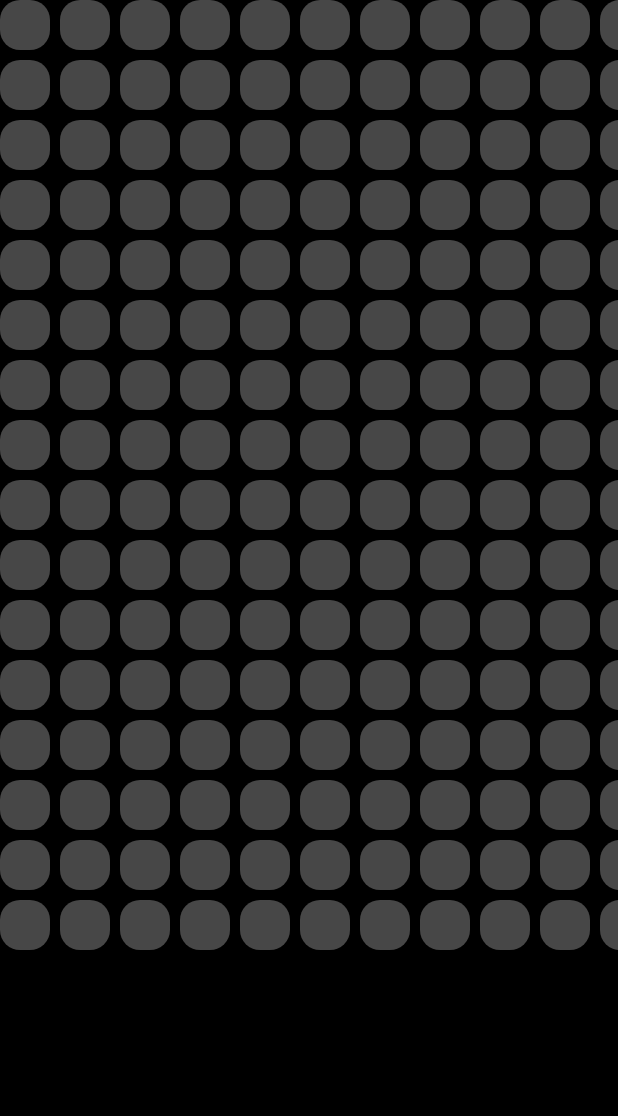
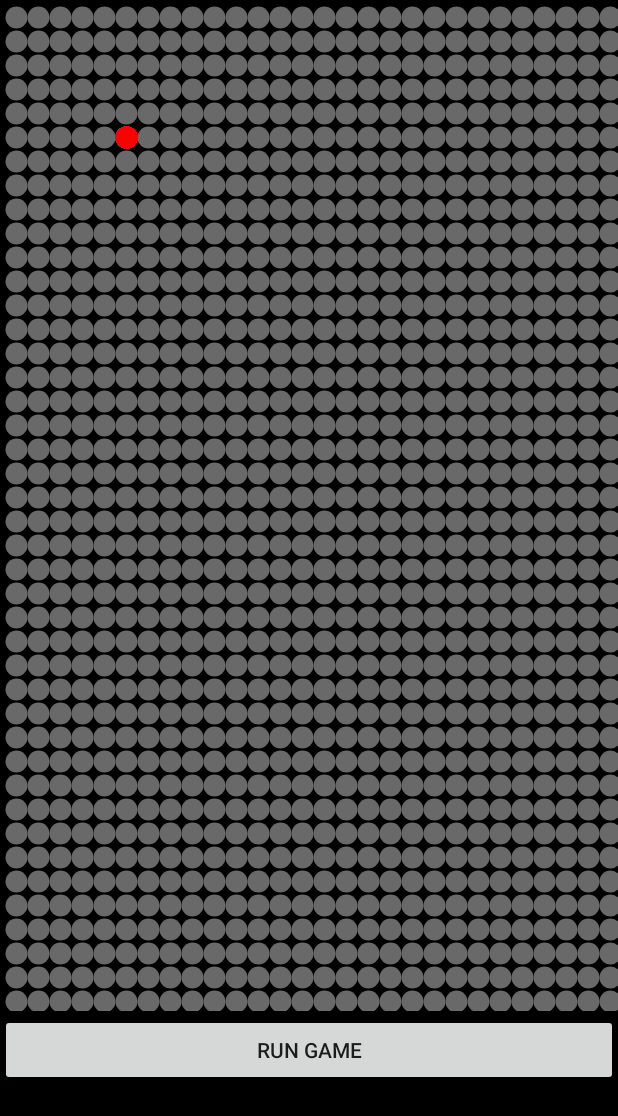
Before and after one commit to Funya1337/GeeksAndChallenges, an Android app: the fragment RetailerGameFragment shown on its own in the app's theme, on a phone screen of 412 x 824 dp. Shown: the top 1116 px of the screen. Run offline under Robolectric (Android 15) with nearby library versions, the phone set to English and light mode, and no system bars.

Commit message:
feat(game_board): update game board with coords

```diff
--- a/app/src/main/java/com/example/proj123/Fragments/RetailerEditorFragment.java
+++ b/app/src/main/java/com/example/proj123/Fragments/RetailerEditorFragment.java
@@ -9,7 +9,10 @@ import androidx.fragment.app.Fragment;
 import android.view.LayoutInflater;
 import android.view.View;
 import android.view.ViewGroup;
+import android.widget.Button;
+
 import com.example.proj123.R;
+import com.example.proj123.classes.GetDataFromEditor;
 
 import me.testica.codeeditor.Editor;
 import me.testica.codeeditor.SyntaxHighlightRule;
@@ -18,7 +21,18 @@ public class RetailerEditorFragment extends Fragment {
     @Override
     public View onCreateView(LayoutInflater inflater, ViewGroup container, Bundle savedInstanceState) {
         View rootView = inflater.inflate(R.layout.fragment_retailer_editor, container, false);
-        Editor editor = rootView.findViewById(R.id.editor);
+        final Editor editor = rootView.findViewById(R.id.editor);
+        Button sendDataBtn = rootView.findViewById(R.id.sendDataBtn);
+
+        final GetDataFromEditor getDataFromEditor = new GetDataFromEditor();
+
+        sendDataBtn.setOnClickListener(new View.OnClickListener() {
+            @Override
+            public void onClick(View view) {
+                getDataFromEditor.setCode(editor.getText());
+            }
+        });
+
         editor.setText("Hello Android");
         editor.setSyntaxHighlightRules(
                 new SyntaxHighlightRule("[0-9]*", "#00838f"),
--- a/app/src/main/java/com/example/proj123/Fragments/RetailerGameFragment.java
+++ b/app/src/main/java/com/example/proj123/Fragments/RetailerGameFragment.java
@@ -10,52 +10,41 @@ import android.os.Bundle;
 import androidx.core.content.ContextCompat;
 import androidx.fragment.app.Fragment;
 
+import android.util.Log;
 import android.view.LayoutInflater;
 import android.view.View;
 import android.view.ViewGroup;
+import android.widget.Button;
 
 import com.example.proj123.R;
+import com.example.proj123.classes.GetDataFromEditor;
+import com.example.proj123.engine.GameEngine;
+import com.example.proj123.views.SnakeView;
 
 public class RetailerGameFragment extends Fragment {
+
+    private GameEngine gameEngine;
+    private SnakeView snakeView;
+
     @Override
     public View onCreateView(LayoutInflater inflater, ViewGroup container, Bundle savedInstanceState) {
-        return new MyView(getContext());
-    }
-    public class MyView extends View
-    {
-        Paint paint = null;
-        public MyView(Context context)
-        {
-            super(context);
-            paint = new Paint();
-        }
-        @Override
-        protected void onDraw(Canvas canvas)
-        {
-            super.onDraw(canvas);
-            int x = getWidth();
-            int y = getHeight();
-            int boardRow = x / 60;
-            int boardCol = y / 60;
-            int right = 50;
-            int bottom = 50;
-            int radius = 50;
-            paint.setStyle(Paint.Style.FILL);
-            paint.setColor(Color.WHITE);
-            canvas.drawPaint(paint);
-            // Use Color.parseColor to define HTML colors
-            int color = ContextCompat.getColor(getContext(), R.color.colorFieldGrey);
-            paint.setColor(color);
-            canvas.drawColor(ContextCompat.getColor(getContext(), R.color.colorBackgroundBlack));
-            System.out.println("boardRow " + boardRow);
-            System.out.println("boardCol " + boardCol);
-            for (int i = 0; i <= x; i += 60) {
-                for (int j = 0; j <= y - 300; j += 60) {
-                    System.out.println(i);
-                    System.out.println(j);
-                    canvas.drawRoundRect((new RectF(i, j, 50 + i, 50 + j)), 20, 20, paint);
-                }
+        View rootView = inflater.inflate(R.layout.fragment_retailer_game, container, false);
+        Button redirectBtn = rootView.findViewById(R.id.redirectBtn);
+
+        final GetDataFromEditor getDataFromEditor = new GetDataFromEditor();
+
+        redirectBtn.setOnClickListener(new View.OnClickListener() {
+            @Override
+            public void onClick(View view) {
+                Log.d("Log", getDataFromEditor.getCode());
             }
-        }
+        });
+
+        gameEngine = new GameEngine();
+        gameEngine.initGame();
+        snakeView = rootView.findViewById(R.id.snakeView);
+        snakeView.setSnakeViewMap(gameEngine.getMap());
+        snakeView.invalidate();
+        return rootView;
     }
 }
--- /dev/null
+++ b/app/src/main/java/com/example/proj123/classes/Coordinate.java
@@ -0,0 +1,27 @@
+package com.example.proj123.classes;
+
+public class Coordinate {
+    private int x;
+    private int y;
+
+    public Coordinate(int x, int y) {
+        this.x = x;
+        this.y = y;
+    }
+
+    public int getX() {
+        return x;
+    }
+
+    public void setX(int x) {
+        this.x = x;
+    }
+
+    public int getY() {
+        return y;
+    }
+
+    public void setY(int y) {
+        this.y = y;
+    }
+}
--- /dev/null
+++ b/app/src/main/java/com/example/proj123/classes/GetDataFromEditor.java
@@ -0,0 +1,14 @@
+package com.example.proj123.classes;
+
+public class GetDataFromEditor {
+
+    private String code = "";
+
+    public String getCode() {
+        return code;
+    }
+
+    public void setCode(String code) {
+        this.code = code;
+    }
+}
--- /dev/null
+++ b/app/src/main/java/com/example/proj123/engine/GameEngine.java
@@ -0,0 +1,58 @@
+package com.example.proj123.engine;
+
+import com.example.proj123.classes.Coordinate;
+import com.example.proj123.enums.TileType;
+
+import java.util.ArrayList;
+import java.util.List;
+
+public class GameEngine {
+    public static final int GameWidth = 28;
+    public static final int GameHeight = 42;
+
+    private List<Coordinate> walls = new ArrayList<>();
+
+    public GameEngine()
+    {
+
+    }
+
+    public void initGame()
+    {
+        AddWalls();
+    }
+
+    public TileType[][] getMap()
+    {
+        TileType[][] map = new TileType[GameWidth][GameHeight];
+        for (int x = 0; x < GameWidth; x++)
+        {
+            for (int y = 0; y < GameHeight; y++)
+            {
+                map[x][y] = TileType.Nothing;
+            }
+        }
+        for (Coordinate wall: walls)
+        {
+            map[wall.getX()][wall.getY()] = TileType.Wall;
+        }
+        return map;
+    }
+
+    public void AddWalls()
+    {
+        // Top and bottom walls
+        for (int x = 0; x < GameWidth; x++)
+        {
+            walls.add(new Coordinate(x, 0));
+            walls.add(new Coordinate(x, GameHeight - 1));
+        }
+
+        // Left and Right walls
+        for (int y = 0; y < GameHeight; y++)
+        {
+            walls.add(new Coordinate(0, y));
+            walls.add(new Coordinate(GameWidth - 1, y));
+        }
+    }
+}
--- /dev/null
+++ b/app/src/main/java/com/example/proj123/enums/GameState.java
@@ -0,0 +1,7 @@
+package com.example.proj123.enums;
+
+public enum GameState {
+    Ready,
+    Running,
+    Lost
+}
--- /dev/null
+++ b/app/src/main/java/com/example/proj123/enums/TileType.java
@@ -0,0 +1,9 @@
+package com.example.proj123.enums;
+
+public enum TileType {
+    Nothing,
+    Wall,
+    SnakeHead,
+    SnakeTail,
+    Apple
+}
--- /dev/null
+++ b/app/src/main/java/com/example/proj123/views/SnakeView.java
@@ -0,0 +1,49 @@
+package com.example.proj123.views;
+
+import android.content.Context;
+import android.graphics.Canvas;
+import android.graphics.Color;
+import android.graphics.Paint;
+import android.util.AttributeSet;
+import android.view.View;
+
+import androidx.annotation.Nullable;
+
+import com.example.proj123.enums.TileType;
+
+public class SnakeView extends View {
+    private Paint mPaint = new Paint();
+    private TileType snakeViewMap[][];
+
+    public SnakeView(Context context, @Nullable AttributeSet attrs) {
+        super(context, attrs);
+    }
+
+    public void setSnakeViewMap(TileType[][] map) {
+        this.snakeViewMap = map;
+    }
+
+    @Override
+    protected void onDraw(Canvas canvas) {
+        super.onDraw(canvas);
+        if (snakeViewMap != null) {
+            float tileSizeX = canvas.getWidth() / snakeViewMap.length;
+            float tileSizeY = canvas.getHeight() / snakeViewMap[0].length;
+
+            float circleSize = Math.min(tileSizeX, tileSizeY) / 2;
+
+            for (int x = 0; x < snakeViewMap.length; x++) {
+                for (int y = 0; y < snakeViewMap[x].length; y++) {
+                    switch (snakeViewMap[x][y]) {
+                        case Wall:
+                            mPaint.setColor(Color.rgb(	105,105,105));
+                            break;
+                    }
+                    canvas.drawCircle(x * tileSizeX + tileSizeX / 2f + circleSize / 2, y * tileSizeY + tileSizeY / 2f + circleSize / 2, circleSize, mPaint);
+                }
+                mPaint.setColor(Color.RED);
+                canvas.drawCircle(5 * tileSizeX + tileSizeX / 2f + circleSize / 2, 5 * tileSizeY + tileSizeY / 2f + circleSize / 2, circleSize, mPaint);
+            }
+        }
+    }
+}
--- a/app/src/main/res/layout/fragment_retailer_editor.xml
+++ b/app/src/main/res/layout/fragment_retailer_editor.xml
@@ -1,5 +1,5 @@
 <?xml version="1.0" encoding="utf-8"?>
-<FrameLayout xmlns:android="http://schemas.android.com/apk/res/android"
+<RelativeLayout xmlns:android="http://schemas.android.com/apk/res/android"
     xmlns:tools="http://schemas.android.com/tools"
     android:layout_width="match_parent"
     android:layout_height="match_parent"
@@ -10,6 +10,17 @@
         android:id="@+id/editor"
         app:textSize="16sp"
         android:layout_width="match_parent"
-        android:layout_height="match_parent"/>
+        android:layout_height="match_parent"
+        android:layout_marginBottom="150dp">
 
-</FrameLayout>
+    </me.testica.codeeditor.Editor>
+
+    <Button
+        android:id="@+id/sendDataBtn"
+        android:layout_width="match_parent"
+        android:layout_height="wrap_content"
+        android:layout_alignParentBottom="true"
+        android:layout_marginBottom="100dp"
+        android:text="Save Code"/>
+
+</RelativeLayout>
--- a/app/src/main/res/layout/fragment_retailer_game.xml
+++ b/app/src/main/res/layout/fragment_retailer_game.xml
@@ -1,16 +1,23 @@
 <?xml version="1.0" encoding="utf-8"?>
-<FrameLayout xmlns:android="http://schemas.android.com/apk/res/android"
+<RelativeLayout xmlns:android="http://schemas.android.com/apk/res/android"
+    xmlns:app="http://schemas.android.com/apk/res-auto"
     xmlns:tools="http://schemas.android.com/tools"
     android:layout_width="match_parent"
     android:layout_height="match_parent"
-    tools:context=".Fragments.RetailerGameFragment">
+    android:background="@color/colorBlack">
 
-    <!-- TODO: Update blank fragment layout -->
-
-    <TextView
+    <com.example.proj123.views.SnakeView
         android:layout_width="match_parent"
         android:layout_height="match_parent"
-        android:text="game fragment"
-        android:textSize="50sp"/>
+        android:id="@+id/snakeView"
+        android:layout_marginBottom="150dp"/>
 
-</FrameLayout>
+    <Button
+        android:id="@+id/redirectBtn"
+        android:layout_width="match_parent"
+        android:layout_height="wrap_content"
+        android:layout_alignParentBottom="true"
+        android:layout_marginBottom="100dp"
+        android:text="run game"/>
+
+</RelativeLayout>
```
